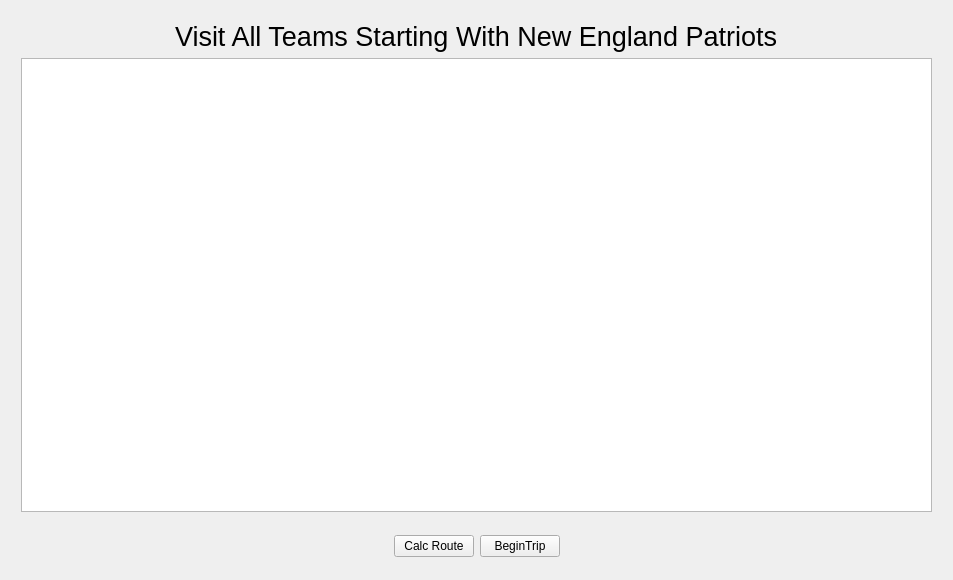
This is FootballPlanner/tripselectwindow.ui in DonovanFoley/CS1D-Project2 as Qt 5 draws it before an edit. The edited form follows.
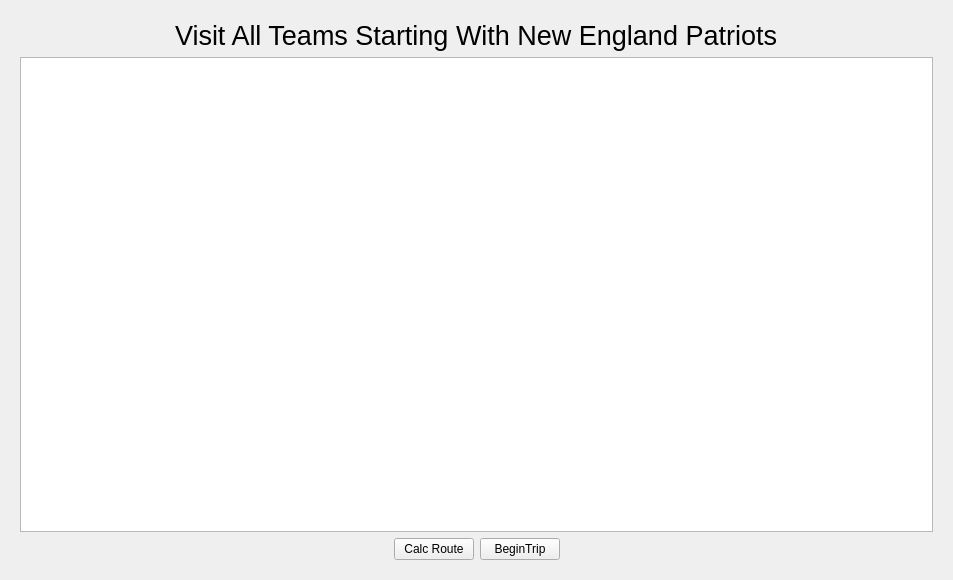
This is the edited form. The open tabs and pages were chosen to show the change.

Patch:
```diff
--- a/FootballPlanner/tripselectwindow.ui
+++ b/FootballPlanner/tripselectwindow.ui
@@ -337,15 +337,8 @@
       </layout>
      </widget>
      <widget class="QWidget" name="AllTeamTrip">
-      <widget class="QWidget" name="verticalLayoutWidget">
-       <property name="geometry">
-        <rect>
-         <x>10</x>
-         <y>10</y>
-         <width>911</width>
-         <height>491</height>
-        </rect>
-       </property>
+      <layout class="QGridLayout" name="gridLayout_7">
+       <item row="0" column="0">
        <layout class="QVBoxLayout" name="verticalLayout_8">
         <item>
          <layout class="QHBoxLayout" name="horizontalLayout_19">
@@ -393,16 +386,8 @@
          <widget class="QTableView" name="AllTeamTableView"/>
         </item>
        </layout>
-      </widget>
-      <widget class="QWidget" name="horizontalLayoutWidget_2">
-       <property name="geometry">
-        <rect>
-         <x>10</x>
-         <y>510</y>
-         <width>911</width>
-         <height>51</height>
-        </rect>
-       </property>
+       </item>
+       <item row="1" column="0">
        <layout class="QHBoxLayout" name="horizontalLayout_20">
         <item>
          <spacer name="horizontalSpacer_17">
@@ -445,7 +430,8 @@
          </spacer>
         </item>
        </layout>
-      </widget>
+       </item>
+      </layout>
      </widget>
      <widget class="QWidget" name="UserOrderTrip">
       <layout class="QGridLayout" name="gridLayout_3">
```
Left out of the diff: 2 changed lines with no effect on the pictures. Lines whose indentation alone changed are shown as unchanged.
